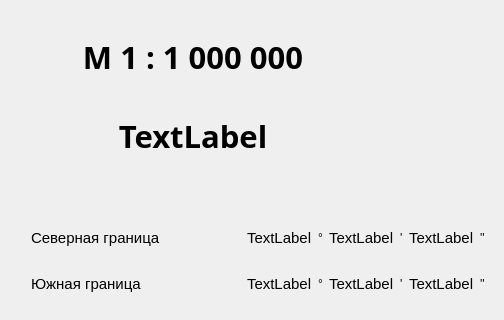
This is QtMapNomenclature/QtMapNomenclature/QtSecondWidget.ui in AlSergachev/QtMapNomenclature as Qt 5 draws it before an edit; both pictures show x 0 to 504 and y 0 to 320 of the 591 by 473 pixel window. The edited form follows.
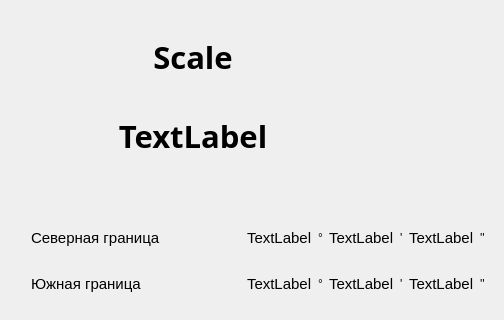
This is the edited form. Icons and pictures are not drawn.

Diff of the .ui file:
```diff
--- a/QtMapNomenclature/QtMapNomenclature/QtSecondWidget.ui
+++ b/QtMapNomenclature/QtMapNomenclature/QtSecondWidget.ui
@@ -26,7 +26,7 @@
     <string>'</string>
    </property>
   </widget>
-  <widget class="QWidget" name="">
+  <widget class="QWidget" name="layoutWidget">
    <property name="geometry">
     <rect>
      <x>10</x>
@@ -64,7 +64,7 @@
            <enum>Qt::LeftToRight</enum>
           </property>
           <property name="text">
-           <string>&lt;html&gt;&lt;head/&gt;&lt;body&gt;&lt;p align=&quot;center&quot;&gt;M 1 : 1 000 000&lt;/p&gt;&lt;/body&gt;&lt;/html&gt;</string>
+           <string>&lt;html&gt;&lt;head/&gt;&lt;body&gt;&lt;p align=&quot;center&quot;&gt; Scale&lt;/p&gt;&lt;/body&gt;&lt;/html&gt;</string>
           </property>
           <property name="alignment">
            <set>Qt::AlignCenter</set>
```
Left out of the diff: 2 changed lines with no effect on the pictures.
